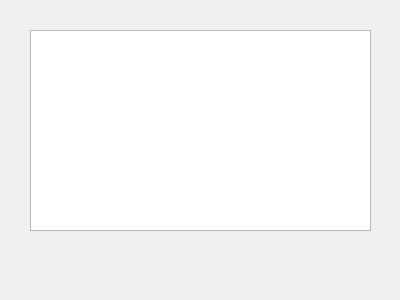
Above: realProgect/countdowndaysmc.ui from Arthur381/QTproject before the change. Below: the same form after it.
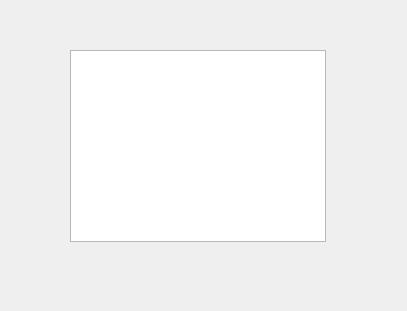
That is the form after the change.

Patch:
```diff
--- a/realProgect/countdowndaysmc.ui
+++ b/realProgect/countdowndaysmc.ui
@@ -6,8 +6,8 @@
    <rect>
     <x>0</x>
     <y>0</y>
-    <width>400</width>
-    <height>300</height>
+    <width>407</width>
+    <height>311</height>
    </rect>
   </property>
   <property name="windowTitle">
@@ -16,10 +16,10 @@
   <widget class="QTableView" name="tableView">
    <property name="geometry">
     <rect>
-     <x>30</x>
-     <y>30</y>
-     <width>341</width>
-     <height>201</height>
+     <x>70</x>
+     <y>50</y>
+     <width>256</width>
+     <height>192</height>
     </rect>
    </property>
   </widget>
```
